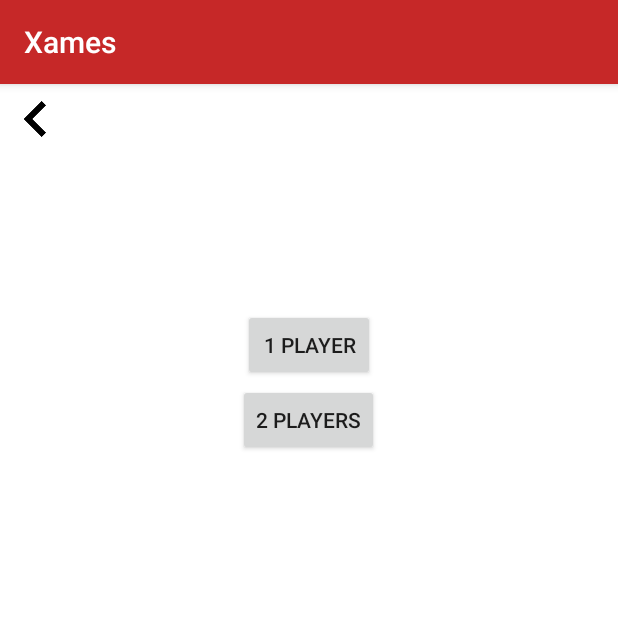
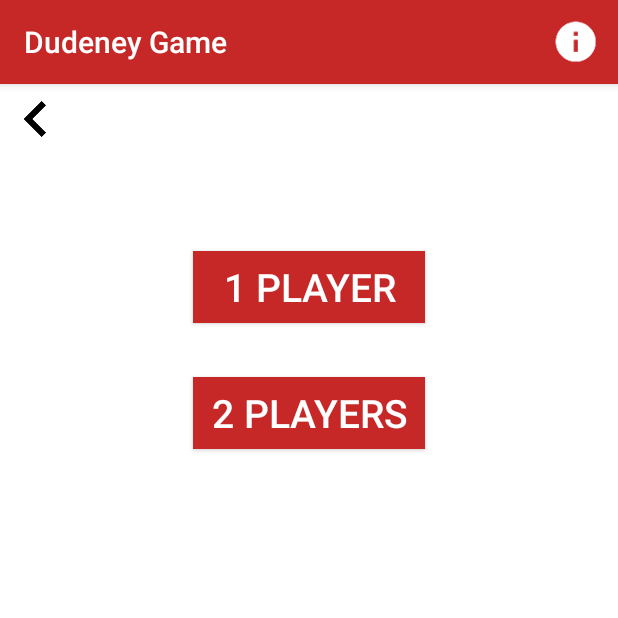
Before and after one commit to KalinD/The-ERRORs, an Android app: the DudeliMenuActivity screen opened directly, with no data from a screen before it, on a phone screen of 412 x 824 dp, the top half of it. Run offline under Robolectric (Android 15) with nearby library versions, the phone set to English and light mode, and no system bars; our stand-ins replace ButterKnife.

Commit message:
Added a info to the Dudeney Game

```diff
--- a/app/src/main/AndroidManifest.xml
+++ b/app/src/main/AndroidManifest.xml
@@ -24,7 +24,8 @@
             android:label="Bachet Game"/>
         <activity
             android:name=".DudeliGameActivity"
-            android:screenOrientation="portrait" />
+            android:screenOrientation="portrait"
+            android:label="Dudeney Game"/>
         <activity
             android:name=".EvenManiaGameActivity"
             android:screenOrientation="portrait"
@@ -33,7 +34,10 @@
             android:name=".BasheMenuActivity"
             android:screenOrientation="portrait"
             android:label="Bachet Game"/>
-        <activity android:name=".DudeliMenuActivity"></activity>
+        <activity
+            android:name=".DudeliMenuActivity"
+            android:screenOrientation="portrait"
+            android:label="Dudeney Game" />
     </application>
 
 </manifest>
--- a/app/src/main/java/com/theerrors/xames/DudeliMenuActivity.java
+++ b/app/src/main/java/com/theerrors/xames/DudeliMenuActivity.java
@@ -3,41 +3,74 @@ package com.theerrors.xames;
 import android.content.Intent;
 import android.support.v7.app.AppCompatActivity;
 import android.os.Bundle;
+import android.view.Menu;
+import android.view.MenuInflater;
+import android.view.MenuItem;
+import android.view.View;
 import android.widget.Button;
 import android.widget.ImageButton;
+import android.widget.TextView;
 
 import butterknife.BindView;
 import butterknife.ButterKnife;
 import butterknife.OnClick;
 
 public class DudeliMenuActivity extends AppCompatActivity {
-    @BindView(R.id.btn_one_player)
+    @BindView(R.id.btn_one_player_menu2)
     Button mBtnOnePlayer;
-    @BindView(R.id.btn_two_players)
+    @BindView(R.id.btn_two_players_menu2)
     Button mBtnTwoPlayers;
-    @BindView(R.id.btn_back)
+    @BindView(R.id.btn_back_menu2)
     ImageButton mBtnBack;
+    @BindView(R.id.tv_game_info_menu2)
+    TextView mGameInfo;
     @Override
     protected void onCreate(Bundle savedInstanceState) {
         super.onCreate(savedInstanceState);
         setContentView(R.layout.activity_dudeli_menu);
         ButterKnife.bind(DudeliMenuActivity.this);
     }
-    @OnClick(R.id.btn_one_player)
+    @OnClick(R.id.btn_one_player_menu2)
     public void OnePlayerGameClicked(){
         Intent intent = new Intent(DudeliMenuActivity.this, DudeliGameActivity.class);
         intent.putExtra("PlayerAmount", 1);
         startActivity(intent);
     }
-    @OnClick(R.id.btn_two_players)
+    @OnClick(R.id.btn_two_players_menu2)
     public void TwoPlayersGameClicked(){
         Intent intent = new Intent(DudeliMenuActivity.this, DudeliGameActivity.class);
         intent.putExtra("PlayerAmount", 2);
         startActivity(intent);
     }
-    @OnClick(R.id.btn_back)
+    @OnClick(R.id.btn_back_menu2)
     public void BackButtonClicked(){
         Intent intent = new Intent(DudeliMenuActivity.this, MainActivity.class);
         startActivity(intent);
     }
+
+    @Override
+    public void onBackPressed() {
+        super.onBackPressed();
+        Intent intent = new Intent(DudeliMenuActivity.this,MainActivity.class);
+        startActivity(intent);
+    }
+
+    @Override
+    public boolean onCreateOptionsMenu(Menu menu) {
+        MenuInflater inflater = getMenuInflater();
+        inflater.inflate(R.menu.bashe_menu, menu);
+        return true;
+    }
+
+    @Override
+    public boolean onOptionsItemSelected(MenuItem item) {
+        int id = item.getItemId();
+
+        if (id == R.id.info_option) {
+            mGameInfo.setVisibility(View.VISIBLE);
+            return true;
+        }
+
+        return super.onOptionsItemSelected(item);
+    }
 }
--- a/app/src/main/res/layout/activity_dudeli_menu.xml
+++ b/app/src/main/res/layout/activity_dudeli_menu.xml
@@ -1,30 +1,70 @@
 <?xml version="1.0" encoding="utf-8"?>
 <RelativeLayout
     xmlns:android="http://schemas.android.com/apk/res/android"
-    android:background="#FFFFFF"
     xmlns:tools="http://schemas.android.com/tools"
     android:layout_width="match_parent"
     android:layout_height="match_parent"
-    tools:context="com.theerrors.xames.DudeliMenuActivity">
-    <Button
-        android:id="@+id/btn_one_player"
-        android:layout_width="wrap_content"
-        android:layout_height="wrap_content"
-        android:layout_centerHorizontal="true"
-        android:layout_marginTop="150dp"
-        android:text="1 player"/>
-    <Button
-        android:id="@+id/btn_two_players"
-        android:layout_width="wrap_content"
-        android:layout_height="wrap_content"
-        android:layout_centerHorizontal="true"
-        android:layout_marginTop="200dp"
-        android:text="2 players"/>
-
+    tools:context="com.theerrors.xames.DudeliMenuActivity"
+    android:background="#ffffff">
     <ImageButton
-        android:id="@+id/btn_back"
+        android:id="@+id/btn_back_menu2"
         android:layout_width="wrap_content"
         android:layout_height="wrap_content"
         android:src="@mipmap/ic_keyboard_arrow_left_black"
         android:background="#FFFFFF"/>
+
+    <Button
+        android:id="@+id/btn_one_player_menu2"
+        android:layout_width="wrap_content"
+        android:layout_height="wrap_content"
+        android:layout_below="@+id/btn_back"
+        android:layout_centerHorizontal="true"
+
+        android:layout_marginTop="111dp"
+        android:text="1 player"
+        android:textSize="26sp"
+        android:background="@color/colorPrimary"
+        android:textColor="@color/white"
+        android:paddingLeft="12dp"
+        android:paddingRight="12dp"
+        android:layout_alignRight="@+id/btn_two_players_menu2"
+        android:layout_alignLeft="@+id/btn_two_players_menu2"
+        />
+
+    <Button
+        android:id="@+id/btn_two_players_menu2"
+        android:layout_width="wrap_content"
+        android:layout_height="wrap_content"
+        android:layout_centerHorizontal="true"
+
+        android:layout_below="@+id/btn_one_player_menu2"
+        android:layout_marginTop="36dp"
+        android:text="2 players"
+        android:textSize="26dp"
+        android:background="@color/colorPrimary"
+        android:textColor="@color/white"
+        android:paddingLeft="12dp"
+        android:paddingRight="12dp"
+        />
+    <ScrollView
+        android:layout_width="match_parent"
+        android:layout_height="match_parent"
+        android:layout_below="@id/btn_two_players_menu2">
+
+        <TextView
+            android:id="@+id/tv_game_info_menu2"
+            android:layout_width="match_parent"
+            android:layout_height="wrap_content"
+            android:textColor="@color/colorPrimary"
+            android:text="@string/DudeneyInfo"
+            android:textSize="16sp"
+            android:paddingLeft="16dp"
+            android:layout_marginTop="24dp"
+            android:visibility="invisible"
+            />
+
+    </ScrollView>
+
+
+
 </RelativeLayout>
--- a/app/src/main/res/layout/activity_main.xml
+++ b/app/src/main/res/layout/activity_main.xml
@@ -44,6 +44,7 @@
                         android:layout_marginTop="26dp"
                         android:clickable="true"
                         android:src="@drawable/bachet_menu_screenshot"
+
                         />
                     <TextView
                         android:layout_width="wrap_content"
@@ -80,7 +81,7 @@
                        android:fontFamily="cursive"
                        android:textColor="@color/colorPrimary"
                        android:textStyle="bold"
-                       android:text="Dudeli Game"
+                       android:text="Dudeney Game"
                        android:textSize="26sp" />
                </LinearLayout>
 
--- a/app/src/main/res/values/strings.xml
+++ b/app/src/main/res/values/strings.xml
@@ -3,9 +3,12 @@
     <string name="logic_wall">Wall Of Logic</string>
     <string name="go">Go!</string>
     <string name="BachetInfo">
-        Bachet game is named after french mathematician, poet and translator Claude Gaspard Bachet de Méziriac (1581 - 1638).
-        This game is played by two players. A player looses when on his turn the score becomes 0.
-
-
+        Bachet game is named after a french mathematician, poet and translator - Claude Gaspard Bachet de Méziriac (1581 - 1638).
+        This game is played mainly by two players. A player looses when on his turn the score becomes 0.
+    </string>
+    <string name="DudeneyInfo">
+        Dudeney game is named after an english mathematician - Henry Dudeney (1857 – 1930).
+        The game is played mainly by two players. A player looses when on his turn the score becomes more than 37.
+        And a player wins when on his turn the score becomes exactly 37.
     </string>
 </resources>
```
